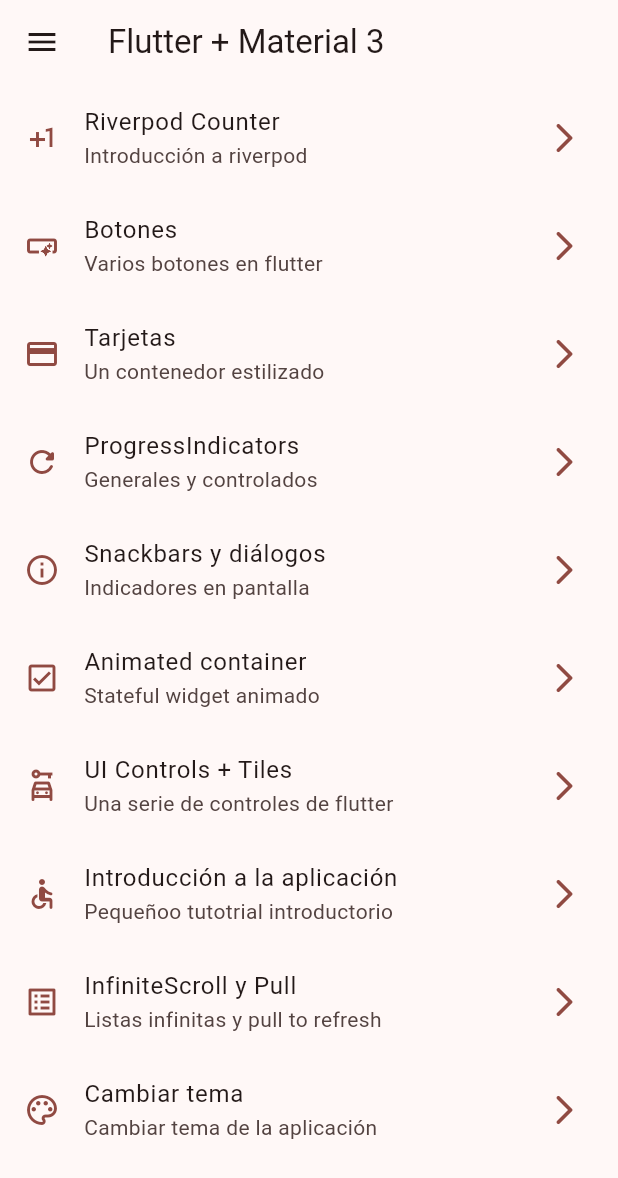
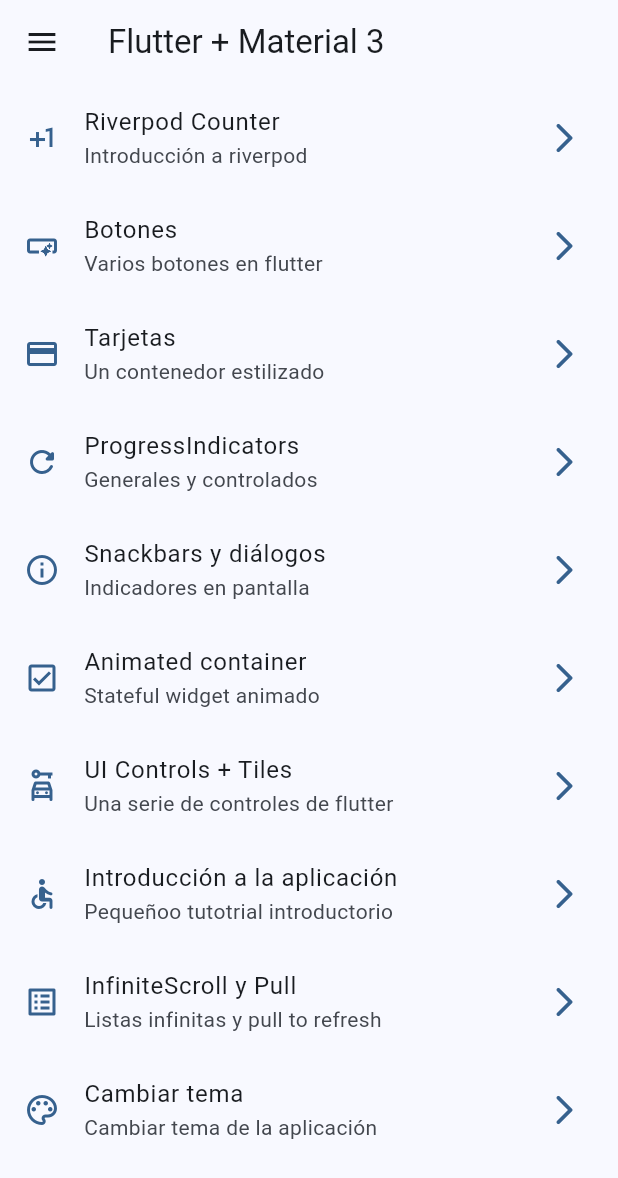
Before and after one commit to AlexhHr23/widgets_app, a Flutter app: the screen it shows after launch, on a phone screen of 412 x 824 dp. Shown: the top 1178 px of the screen. Run offline on Flutter 3.47's test engine with Material 3 defaults, Android fonts, the phone set to English and light mode, and no system bars; our stand-ins replace animate_do, flutter_riverpod, go_router.

Commit message:
Indice de color seleccionado

```diff
--- a/lib/config/theme/app_theme.dart
+++ b/lib/config/theme/app_theme.dart
@@ -13,14 +13,17 @@ const colorList = <Color> [
 class AppTheme {
 
   final int selectedColor;
+  final bool isDarkMode;
 
   AppTheme({
-    this.selectedColor = 0
+    this.selectedColor = 0,
+    this.isDarkMode = false,
   }): assert(selectedColor >= 0, 'Selected color must be greater than 0'),
       assert(selectedColor < colorList.length,
       'Selected color must be less or equal than 0 ${colorList.length -1 }');
 
   ThemeData getTheme() => ThemeData(
+    brightness: isDarkMode ? Brightness.dark : Brightness.light,
     colorSchemeSeed: colorList[selectedColor],
   );
 }
--- a/lib/main.dart
+++ b/lib/main.dart
@@ -2,6 +2,7 @@ import 'package:flutter/material.dart';
 import 'package:flutter_riverpod/flutter_riverpod.dart';
 import 'package:widgets_app/config/router/app_router.dart';
 import 'package:widgets_app/config/theme/app_theme.dart';
+import 'package:widgets_app/presentation/providers/theme_provider.dart';
 
 void main() {
   runApp(
@@ -11,16 +12,20 @@ void main() {
   );
 }
 
-class MainApp extends StatelessWidget {
+class MainApp extends ConsumerWidget {
   const MainApp({super.key});
 
   @override
-  Widget build(BuildContext context) {
+  Widget build(BuildContext context, ref) {
+
+    final int selectedColor = ref.watch(selectedColorProvider);
+    final bool isDarkMode = ref.watch(isDarkProvider);
+
     return MaterialApp.router(
       title: 'Flutter Widgets',
       routerConfig: appRouter,
       debugShowCheckedModeBanner: false,
-      theme: AppTheme(selectedColor: 3).getTheme(),
+      theme: AppTheme(selectedColor: selectedColor, isDarkMode: isDarkMode).getTheme(),
     );
   }
 }
--- a/lib/presentation/providers/theme_provider.dart
+++ b/lib/presentation/providers/theme_provider.dart
@@ -1,7 +1,12 @@
 import 'package:flutter_riverpod/flutter_riverpod.dart';
 import 'package:widgets_app/config/theme/app_theme.dart';
 
-final isDarkProvider = StateProvider((ref) => false);
 
 //Listado de colores inmutables
 final colorListProvider = Provider((ref) => colorList);
+
+//Un simple boolean
+final isDarkProvider = StateProvider((ref) => false);
+
+//Un simple entero
+final selectedColorProvider = StateProvider((ref) => 0);
```
Also changed, not shown: lib/presentation/screens/theme_changer/theme_changer.dart (+5 -3 lines).
